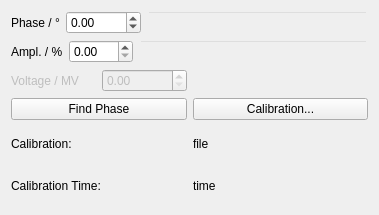
st-walker/esme, file esme/gui/ui/tds.ui: the form before one commit.
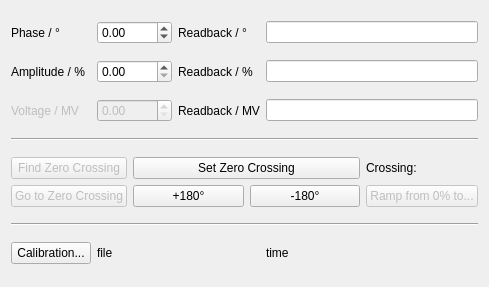
The form after the commit. Custom widgets are drawn as their Qt base class.

Patch:
```diff
--- a/esme/gui/ui/tds.ui
+++ b/esme/gui/ui/tds.ui
@@ -9,16 +9,10 @@
    <rect>
     <x>0</x>
     <y>0</y>
-    <width>379</width>
-    <height>215</height>
+    <width>489</width>
+    <height>287</height>
    </rect>
   </property>
-  <property name="sizePolicy">
-   <sizepolicy hsizetype="MinimumExpanding" vsizetype="MinimumExpanding">
-    <horstretch>0</horstretch>
-    <verstretch>0</verstretch>
-   </sizepolicy>
-  </property>
   <property name="minimumSize">
    <size>
     <width>0</width>
@@ -34,22 +28,64 @@
   <property name="windowTitle">
    <string>Form</string>
   </property>
-  <layout class="QGridLayout" name="gridLayout">
-   <item row="5" column="0" colspan="2">
+  <layout class="QGridLayout" name="gridLayout_2">
+   <item row="0" column="0">
+    <widget class="QLabel" name="phase_label_2">
+     <property name="text">
+      <string>Phase / °</string>
+     </property>
+    </widget>
+   </item>
+   <item row="2" column="1">
+    <widget class="QDoubleSpinBox" name="tds_voltage_spinbox">
+     <property name="enabled">
+      <bool>false</bool>
+     </property>
+    </widget>
+   </item>
+   <item row="1" column="1">
+    <widget class="QDoubleSpinBox" name="tds_amplitude_spinbox">
+     <property name="maximum">
+      <double>100.000000000000000</double>
+     </property>
+    </widget>
+   </item>
+   <item row="6" column="0">
+    <widget class="QPushButton" name="tds_calibration_pushbutton">
+     <property name="text">
+      <string>Calibration...</string>
+     </property>
+    </widget>
+   </item>
+   <item row="1" column="2">
+    <widget class="QLabel" name="label_2">
+     <property name="text">
+      <string>Readback / %</string>
+     </property>
+    </widget>
+   </item>
+   <item row="1" column="3">
+    <widget class="ReadOnlyNumberDisplay" name="tds_amplitude_readback"/>
+   </item>
+   <item row="2" column="2">
+    <widget class="QLabel" name="label_3">
+     <property name="text">
+      <string>Readback / MV</string>
+     </property>
+    </widget>
+   </item>
+   <item row="2" column="0">
+    <widget class="QLabel" name="voltage_label">
+     <property name="enabled">
+      <bool>false</bool>
+     </property>
+     <property name="text">
+      <string>Voltage / MV</string>
+     </property>
+    </widget>
+   </item>
+   <item row="6" column="1" colspan="2">
     <layout class="QHBoxLayout" name="horizontalLayout_10">
-     <item>
-      <widget class="QLabel" name="calibration_label">
-       <property name="text">
-        <string>Calibration:</string>
-       </property>
-       <property name="scaledContents">
-        <bool>false</bool>
-       </property>
-       <property name="textInteractionFlags">
-        <set>Qt::LinksAccessibleByMouse|Qt::TextSelectableByMouse</set>
-       </property>
-      </widget>
-     </item>
      <item>
       <widget class="QLabel" name="calibration_file_path_label">
        <property name="text">
@@ -62,60 +98,31 @@
      </item>
     </layout>
    </item>
-   <item row="0" column="0" colspan="2">
-    <layout class="QHBoxLayout" name="horizontalLayout_8">
-     <item>
-      <layout class="QHBoxLayout" name="horizontalLayout_3">
-       <item>
-        <widget class="QLabel" name="phase_label_2">
-         <property name="text">
-          <string>Phase / °</string>
-         </property>
-        </widget>
-       </item>
-       <item>
-        <widget class="QDoubleSpinBox" name="tds_phase_spinbox">
-         <property name="minimum">
-          <double>-1080.000000000000000</double>
-         </property>
-         <property name="maximum">
-          <double>1080.000000000000000</double>
-         </property>
-        </widget>
-       </item>
-      </layout>
-     </item>
-     <item>
-      <layout class="QHBoxLayout" name="horizontalLayout_4">
-       <item>
-        <widget class="QLineEdit" name="tds_phase_readback_line">
-         <property name="styleSheet">
-          <string notr="true">background-color: rgba(255, 255, 255, 0);</string>
-         </property>
-         <property name="maxLength">
-          <number>4</number>
-         </property>
-         <property name="readOnly">
-          <bool>true</bool>
-         </property>
-         <property name="clearButtonEnabled">
-          <bool>false</bool>
-         </property>
-        </widget>
-       </item>
-      </layout>
-     </item>
-    </layout>
+   <item row="1" column="0">
+    <widget class="QLabel" name="amplitude_label">
+     <property name="text">
+      <string>Amplitude / %</string>
+     </property>
+    </widget>
    </item>
-   <item row="6" column="0" colspan="2">
+   <item row="0" column="1">
+    <widget class="QDoubleSpinBox" name="tds_phase_spinbox">
+     <property name="minimum">
+      <double>-1080.000000000000000</double>
+     </property>
+     <property name="maximum">
+      <double>1080.000000000000000</double>
+     </property>
+    </widget>
+   </item>
+   <item row="2" column="3">
+    <widget class="ReadOnlyNumberDisplay" name="tds_voltage_readback"/>
+   </item>
+   <item row="0" column="3">
+    <widget class="ReadOnlyNumberDisplay" name="tds_phase_readback"/>
+   </item>
+   <item row="6" column="3">
     <layout class="QHBoxLayout" name="horizontalLayout_7">
-     <item>
-      <widget class="QLabel" name="calibration_time_label">
-       <property name="text">
-        <string>Calibration Time:</string>
-       </property>
-      </widget>
-     </item>
      <item>
       <widget class="QLabel" name="calibration_time_label_2">
        <property name="text">
@@ -128,85 +135,107 @@
      </item>
     </layout>
    </item>
-   <item row="2" column="0">
-    <layout class="QHBoxLayout" name="horizontalLayout">
-     <item>
-      <widget class="QLabel" name="voltage_label">
+   <item row="5" column="0" colspan="4">
+    <widget class="Line" name="line">
+     <property name="frameShadow">
+      <enum>QFrame::Sunken</enum>
+     </property>
+     <property name="orientation">
+      <enum>Qt::Horizontal</enum>
+     </property>
+    </widget>
+   </item>
+   <item row="4" column="0" colspan="4">
+    <layout class="QGridLayout" name="gridLayout">
+     <item row="1" column="1">
+      <widget class="QPushButton" name="pushButton">
+       <property name="text">
+        <string>+180°</string>
+       </property>
+      </widget>
+     </item>
+     <item row="1" column="0">
+      <widget class="QPushButton" name="pushButton_2">
        <property name="enabled">
         <bool>false</bool>
        </property>
        <property name="text">
-        <string>Voltage / MV</string>
+        <string>Go to Zero Crossing</string>
        </property>
       </widget>
      </item>
-     <item>
-      <widget class="QDoubleSpinBox" name="tds_voltage_spinbox">
+     <item row="0" column="0">
+      <widget class="QPushButton" name="find_zero_crossing_button">
        <property name="enabled">
         <bool>false</bool>
        </property>
+       <property name="text">
+        <string>Find Zero Crossing</string>
+       </property>
+       <property name="flat">
+        <bool>false</bool>
+       </property>
       </widget>
      </item>
+     <item row="0" column="1" colspan="2">
+      <widget class="QPushButton" name="set_zero_crossing_button">
+       <property name="text">
+        <string>Set Zero Crossing</string>
+       </property>
+      </widget>
+     </item>
+     <item row="1" column="3">
+      <widget class="QPushButton" name="ramp_to_button">
+       <property name="enabled">
+        <bool>false</bool>
+       </property>
+       <property name="text">
+        <string>Ramp from 0% to...</string>
+       </property>
+      </widget>
+     </item>
+     <item row="0" column="3">
+      <widget class="QLabel" name="zero_crossing_label">
+       <property name="text">
+        <string>Crossing: </string>
+       </property>
+      </widget>
+     </item>
+     <item row="1" column="2">
+      <widget class="QPushButton" name="pushButton_3">
+       <property name="text">
+        <string>-180°</string>
+       </property>
+      </widget>
+     </item>
     </layout>
    </item>
-   <item row="4" column="1">
-    <widget class="QPushButton" name="tds_calibration_pushbutton">
-     <property name="text">
-      <string>Calibration...</string>
+   <item row="3" column="0" colspan="4">
+    <widget class="Line" name="line_2">
+     <property name="frameShadow">
+      <enum>QFrame::Sunken</enum>
      </property>
+     <property name="orientation">
+      <enum>Qt::Horizontal</enum>
+     </property>
     </widget>
    </item>
-   <item row="4" column="0">
-    <widget class="QPushButton" name="pushButton">
+   <item row="0" column="2">
+    <widget class="QLabel" name="label">
      <property name="text">
-      <string>Find Phase</string>
+      <string>Readback / °</string>
      </property>
-     <property name="flat">
-      <bool>false</bool>
-     </property>
     </widget>
    </item>
-   <item row="1" column="0" colspan="2">
-    <layout class="QHBoxLayout" name="horizontalLayout_9">
-     <item>
-      <layout class="QHBoxLayout" name="horizontalLayout_2">
-       <item>
-        <widget class="QLabel" name="amplitude_label">
-         <property name="text">
-          <string>Ampl. / %</string>
-         </property>
-        </widget>
-       </item>
-       <item>
-        <widget class="QDoubleSpinBox" name="tds_amplitude_spinbox">
-         <property name="maximum">
-          <double>100.000000000000000</double>
-         </property>
-        </widget>
-       </item>
-      </layout>
-     </item>
-     <item>
-      <layout class="QHBoxLayout" name="horizontalLayout_5">
-       <item>
-        <widget class="QLineEdit" name="tds_amplitude_readback_line">
-         <property name="styleSheet">
-          <string notr="true">background-color: rgba(255, 255, 255, 0);</string>
-         </property>
-         <property name="maxLength">
-          <number>4</number>
-         </property>
-         <property name="readOnly">
-          <bool>true</bool>
-         </property>
-        </widget>
-       </item>
-      </layout>
-     </item>
-    </layout>
-   </item>
   </layout>
  </widget>
+ <customwidgets>
+  <customwidget>
+   <class>ReadOnlyNumberDisplay</class>
+   <extends>QLineEdit</extends>
+   <header>esme.gui.core</header>
+  </customwidget>
+ </customwidgets>
  <resources/>
  <connections/>
 </ui>
```
